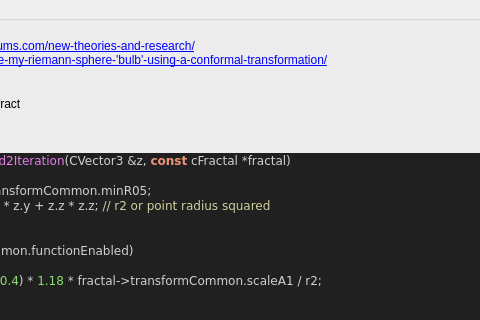
The window that mandelbulber2/formula/ui/fractal_riemann_bulb_msltoe_mod2.ui (buddhi1980/mandelbulber2) describes before a commit, drawn with Qt 5; both pictures show x 178 to 658 and y 401 to 721 of the 864 by 1325 pixel window.
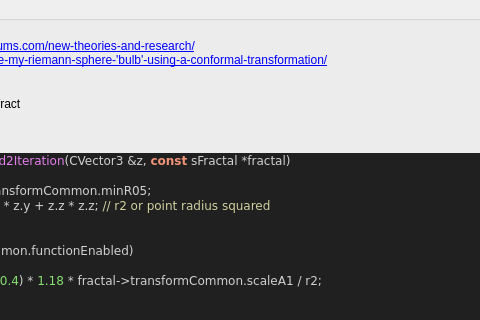
The same window after the commit. Custom widgets are drawn as their Qt base class.

```diff
--- a/mandelbulber2/formula/ui/fractal_riemann_bulb_msltoe_mod2.ui
+++ b/mandelbulber2/formula/ui/fractal_riemann_bulb_msltoe_mod2.ui
@@ -843,7 +843,7 @@
 &lt;/table&gt;
 &lt;br&gt;&lt;b&gt;Examples using this formula&lt;/b&gt;&lt;br&gt;riemann bulb msltoe mod2 001.fract&lt;h3&gt;Code&lt;/h3&gt;
 &lt;body style=&quot;background-color:#202020&quot;&gt;
-&lt;pre style=&quot;color:#d0d0d0; background-color:#202020;  font-family:'Courier New',monospace;&quot;&gt;&lt;span style=&quot;color:#f09479; font-weight:bold&quot;&gt;void&lt;/span&gt; &lt;span style=&quot;color:#e47eed&quot;&gt;RiemannBulbMsltoeMod2Iteration&lt;/span&gt;&lt;span style=&quot;color:#d0d0d0&quot;&gt;(&lt;/span&gt;CVector3 &lt;span style=&quot;color:#d0d0d0&quot;&gt;&amp;amp;&lt;/span&gt;z&lt;span style=&quot;color:#d0d0d0&quot;&gt;,&lt;/span&gt; &lt;span style=&quot;color:#f09479; font-weight:bold&quot;&gt;const&lt;/span&gt; cFractal &lt;span style=&quot;color:#d0d0d0&quot;&gt;*&lt;/span&gt;fractal&lt;span style=&quot;color:#d0d0d0&quot;&gt;)&lt;/span&gt;
+&lt;pre style=&quot;color:#d0d0d0; background-color:#202020;  font-family:'Courier New',monospace;&quot;&gt;&lt;span style=&quot;color:#f09479; font-weight:bold&quot;&gt;void&lt;/span&gt; &lt;span style=&quot;color:#e47eed&quot;&gt;RiemannBulbMsltoeMod2Iteration&lt;/span&gt;&lt;span style=&quot;color:#d0d0d0&quot;&gt;(&lt;/span&gt;CVector3 &lt;span style=&quot;color:#d0d0d0&quot;&gt;&amp;amp;&lt;/span&gt;z&lt;span style=&quot;color:#d0d0d0&quot;&gt;,&lt;/span&gt; &lt;span style=&quot;color:#f09479; font-weight:bold&quot;&gt;const&lt;/span&gt; sFractal &lt;span style=&quot;color:#d0d0d0&quot;&gt;*&lt;/span&gt;fractal&lt;span style=&quot;color:#d0d0d0&quot;&gt;)&lt;/span&gt;
 &lt;span style=&quot;color:#d0d0d0&quot;&gt;{&lt;/span&gt;
   &lt;span style=&quot;color:#f09479; font-weight:bold&quot;&gt;double&lt;/span&gt; rad2 &lt;span style=&quot;color:#d0d0d0&quot;&gt;=&lt;/span&gt; fractal&lt;span style=&quot;color:#d0d0d0&quot;&gt;-&amp;gt;&lt;/span&gt;transformCommon&lt;span style=&quot;color:#d0d0d0&quot;&gt;.&lt;/span&gt;minR05&lt;span style=&quot;color:#d0d0d0&quot;&gt;;&lt;/span&gt;
   &lt;span style=&quot;color:#f09479; font-weight:bold&quot;&gt;double&lt;/span&gt; r2 &lt;span style=&quot;color:#d0d0d0&quot;&gt;=&lt;/span&gt; z&lt;span style=&quot;color:#d0d0d0&quot;&gt;.&lt;/span&gt;x &lt;span style=&quot;color:#d0d0d0&quot;&gt;*&lt;/span&gt; z&lt;span style=&quot;color:#d0d0d0&quot;&gt;.&lt;/span&gt;x &lt;span style=&quot;color:#d0d0d0&quot;&gt;+&lt;/span&gt; z&lt;span style=&quot;color:#d0d0d0&quot;&gt;.&lt;/span&gt;y &lt;span style=&quot;color:#d0d0d0&quot;&gt;*&lt;/span&gt; z&lt;span style=&quot;color:#d0d0d0&quot;&gt;.&lt;/span&gt;y &lt;span style=&quot;color:#d0d0d0&quot;&gt;+&lt;/span&gt; z&lt;span style=&quot;color:#d0d0d0&quot;&gt;.&lt;/span&gt;z &lt;span style=&quot;color:#d0d0d0&quot;&gt;*&lt;/span&gt; z&lt;span style=&quot;color:#d0d0d0&quot;&gt;.&lt;/span&gt;z&lt;span style=&quot;color:#d0d0d0&quot;&gt;;&lt;/span&gt; &lt;span style=&quot;color:#d0d0a0&quot;&gt;// r2 or point radius squared&lt;/span&gt;
```
